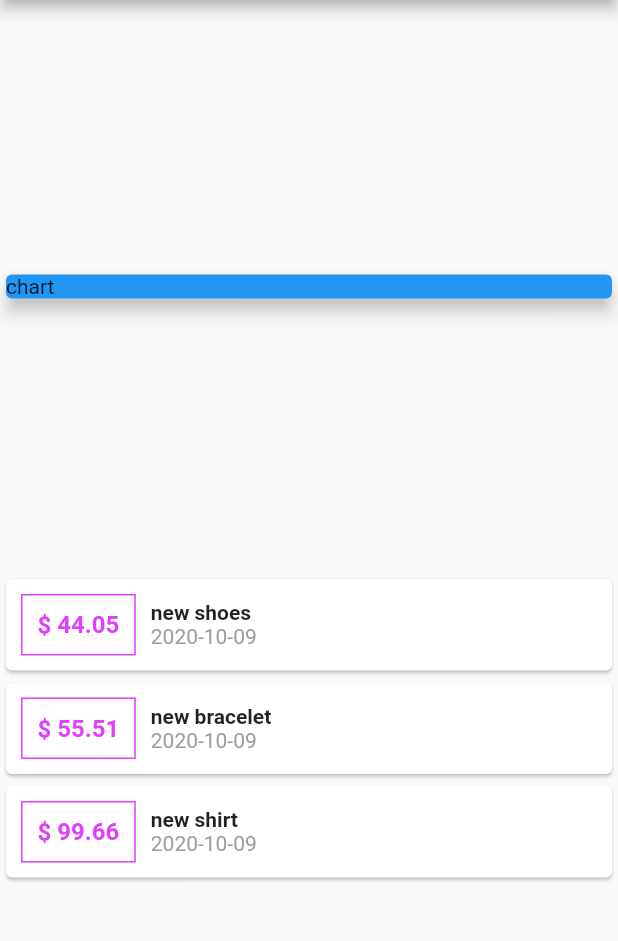
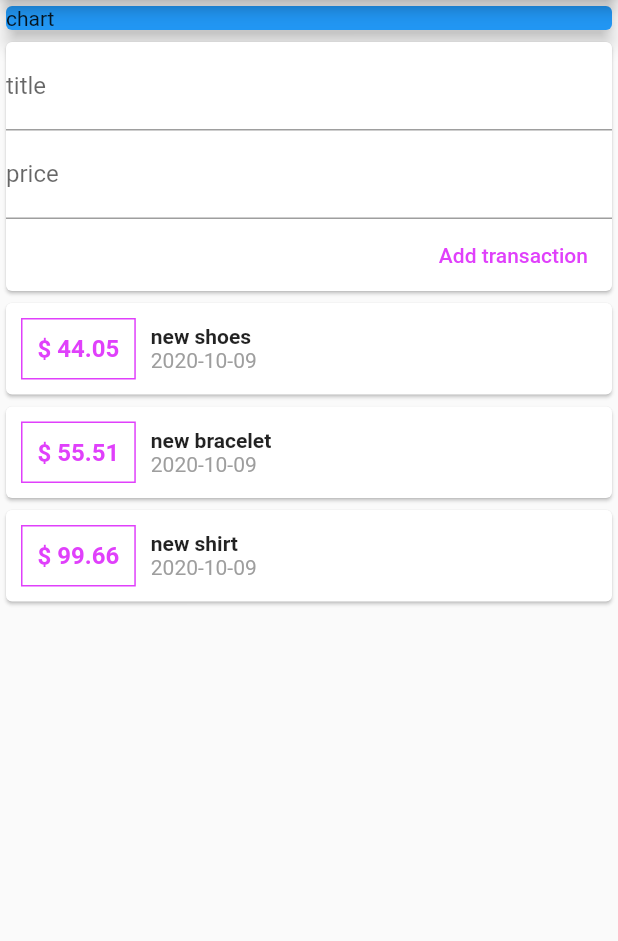
Before and after one commit to amanyGh/expenses-app, a Flutter app: the screen it shows after launch, on a phone screen of 412 x 824 dp, the part 84-1025 px from its top. Run offline on Flutter 3.47's test engine with Material 2 defaults, Android fonts, the phone set to English and light mode, and no system bars.

Commit message:
splits the  app to widgets

```diff
--- a/lib/main.dart
+++ b/lib/main.dart
@@ -1,13 +1,14 @@
+import 'package:expenses_app/widgets/new_transaction.dart';
+import 'package:expenses_app/widgets/transaction_list.dart';
+import 'package:expenses_app/widgets/user_transactions.dart';
 import 'package:flutter/material.dart';
-import 'transaction.dart';
-import 'package:intl/intl.dart';
+import 'models/transaction.dart';
 
 void main() {
   runApp(MyApp());
 }
 
 class MyApp extends StatelessWidget {
-  // This widget is the root of your application.
   @override
   Widget build(BuildContext context) {
     return MaterialApp(
@@ -17,12 +18,9 @@ class MyApp extends StatelessWidget {
 }
 
 class MyHomePage extends StatelessWidget {
-  final List<Trnsaction> transactions = [
-    Trnsaction(id: 't1', title: 'new shoes', price: 44.05, date: DateTime.now()),
-    Trnsaction(
-        id: 't1', title: 'new bracelet', price: 55.51, date: DateTime.now()),
-    Trnsaction(id: 't2', title: 'new shirt', price: 99.66, date: DateTime.now()),
-  ];
+
+
+
   @override
   Widget build(BuildContext context) {
     return Scaffold(
@@ -30,50 +28,15 @@ class MyHomePage extends StatelessWidget {
           title: Text('expenses app'),
         ),
         body: Column(
-          mainAxisAlignment: MainAxisAlignment.spaceEvenly,
+          // mainAxisAlignment: MainAxisAlignment.spaceEvenly,
           crossAxisAlignment: CrossAxisAlignment.stretch,
           children: [
             Container(
               width: double.infinity,
               child:
-                  Card(color: Colors.blue, elevation: 5,
-                   child: Text('chart')),
+                  Card(color: Colors.blue, elevation: 5, child: Text('chart')),
             ),
-            Column(
-              children: transactions.map((tx) {
-                return Card(
-                  child: Row(
-                    children: [
-                      Container(
-                        margin: EdgeInsets.symmetric(
-                          vertical: 10,horizontal: 10
-                        ),
-                        padding: EdgeInsets.all(10),
-                        decoration: BoxDecoration(
-                          border: Border.all(
-                            color: Colors.purpleAccent,
-                            width: 1,
-                          )
-                        ),
-                        child: Text('\$ ${tx.price}',
-                        style:TextStyle(
-                          color: Colors.purpleAccent,
-                          fontSize: 16,
-                          fontWeight: FontWeight.bold) ,),
-                      ),
-                      Column(
-                        crossAxisAlignment: CrossAxisAlignment.start,
-                        children: [
-                          Text(tx.title,style: TextStyle(fontWeight: FontWeight.bold),),
-                          Text(DateFormat('yyyy-MM-dd').format(tx.date),
-                          style: TextStyle(color: Colors.grey),),
-                        ],
-                      )
-                    ],
-                  ),
-                );
-              }).toList(),
-            )
+            UserTransactions(),
           ],
         ));
   }
--- a/lib/transaction.dart
+++ b/lib/models/transaction.dart
@@ -1,12 +1,12 @@
 import 'package:flutter/cupertino.dart';
 
-class Trnsaction{
+class Transaction{
   final String id;
   final String title;
   final double price;
   final DateTime date;
 
-  Trnsaction({
+  Transaction({
     @required this.id,
     @required this.title,
     @required this.price,
--- /dev/null
+++ b/lib/widgets/new_transaction.dart
@@ -0,0 +1,35 @@
+import 'package:flutter/material.dart';
+
+class NewTransaction extends StatelessWidget {
+  final Function addNTx;
+  final titleControler=TextEditingController();
+  final priceControler=TextEditingController();
+  NewTransaction(this.addNTx);
+  @override
+  Widget build(BuildContext context) {
+    return Card(
+                  child: Column(
+                crossAxisAlignment: CrossAxisAlignment.end,
+                children: [
+                  TextField(
+                    controller: titleControler,
+                    decoration: InputDecoration(labelText: 'title'),
+                  ),
+                  TextField(
+                    controller: priceControler,
+                    decoration: InputDecoration(labelText: 'price'),
+                  ),
+                  FlatButton(
+                    child: Text(
+                      'Add transaction',
+                      style: TextStyle(color: Colors.purpleAccent),
+                    ),
+                    onPressed: () {
+                     addNTx(titleControler.text,double.parse(priceControler.text));
+                    },
+                  ),
+                ],
+              )
+              );
+  }
+}
--- /dev/null
+++ b/lib/widgets/transaction_list.dart
@@ -0,0 +1,54 @@
+import 'package:flutter/material.dart';
+import 'package:intl/intl.dart';
+import '../models/transaction.dart';
+
+
+class TransactionList extends StatelessWidget {
+ final List<Transaction> transactions;
+  TransactionList(this.transactions);
+  @override
+  Widget build(BuildContext context) {
+   return Container(
+     child: Column(
+                children: transactions.map((tx) {
+                  return Card(
+                    child: Row(
+                      children: [
+                        Container(
+                          margin:
+                              EdgeInsets.symmetric(vertical: 10, horizontal: 10),
+                          padding: EdgeInsets.all(10),
+                          decoration: BoxDecoration(
+                              border: Border.all(
+                            color: Colors.purpleAccent,
+                            width: 1,
+                          )),
+                          child: Text(
+                            '\$ ${tx.price}',
+                            style: TextStyle(
+                                color: Colors.purpleAccent,
+                                fontSize: 16,
+                                fontWeight: FontWeight.bold),
+                          ),
+                        ),
+                        Column(
+                          crossAxisAlignment: CrossAxisAlignment.start,
+                          children: [
+                            Text(
+                              tx.title,
+                              style: TextStyle(fontWeight: FontWeight.bold),
+                            ),
+                            Text(
+                              DateFormat('yyyy-MM-dd').format(tx.date),
+                              style: TextStyle(color: Colors.grey),
+                            ),
+                          ],
+                        )
+                      ],
+                    ),
+                  );
+                }).toList(),
+              ),
+   );
+  }
+}
--- /dev/null
+++ b/lib/widgets/user_transactions.dart
@@ -0,0 +1,37 @@
+import 'package:expenses_app/models/transaction.dart';
+import 'package:expenses_app/widgets/new_transaction.dart';
+import 'package:expenses_app/widgets/transaction_list.dart';
+import 'package:flutter/material.dart';
+
+class UserTransactions extends StatefulWidget {
+
+  @override
+  _UserTransactionsState createState() => _UserTransactionsState();
+}
+
+class _UserTransactionsState extends State<UserTransactions> {
+  final List<Transaction> _userTransactions = [
+    Transaction(
+        id: 't1', title: 'new shoes', price: 44.05, date: DateTime.now()),
+    Transaction(
+        id: 't1', title: 'new bracelet', price: 55.51, date: DateTime.now()),
+    Transaction(
+        id: 't2', title: 'new shirt', price: 99.66, date: DateTime.now()),
+  ];
+
+  void addNewTransaction(txTitle,txPrice){
+    final newTx=Transaction(
+      title: txTitle,
+      price:txPrice,
+      id: DateTime.now().toString(),
+      date: DateTime.now() );
+
+     setState(() {
+       _userTransactions.add(newTx);
+     });
+  }
+  @override
+  Widget build(BuildContext context) {
+    return Column(children: [NewTransaction(addNewTransaction),TransactionList(_userTransactions)],);
+  }
+}
```
